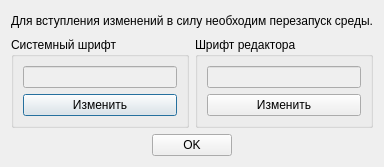
First picture: the form in dialogeditguisettings.ui, repository atikbif/relkonIDE, before the edit.
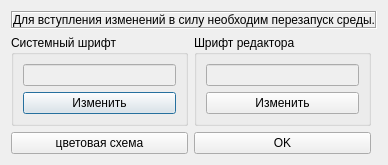
Second picture: the form after the edit.

What changed in the file:
```diff
--- a/dialogeditguisettings.ui
+++ b/dialogeditguisettings.ui
@@ -6,8 +6,8 @@
    <rect>
     <x>0</x>
     <y>0</y>
-    <width>363</width>
-    <height>164</height>
+    <width>366</width>
+    <height>163</height>
    </rect>
   </property>
   <property name="sizePolicy">
@@ -20,42 +20,21 @@
    <string>Настройка среды</string>
   </property>
   <layout class="QGridLayout" name="gridLayout_3">
-   <item row="0" column="0" colspan="2">
-    <layout class="QHBoxLayout" name="horizontalLayout">
-     <item>
-      <spacer name="horizontalSpacer">
-       <property name="orientation">
-        <enum>Qt::Horizontal</enum>
-       </property>
-       <property name="sizeHint" stdset="0">
-        <size>
-         <width>40</width>
-         <height>20</height>
-        </size>
-       </property>
-      </spacer>
-     </item>
-     <item>
+   <item row="0" column="0" colspan="3">
       <widget class="QLabel" name="label">
+     <property name="frameShape">
+      <enum>QFrame::Box</enum>
+     </property>
+     <property name="frameShadow">
+      <enum>QFrame::Sunken</enum>
+     </property>
        <property name="text">
         <string>Для вступления изменений в силу необходим перезапуск среды.</string>
        </property>
-      </widget>
-     </item>
-     <item>
-      <spacer name="horizontalSpacer_2">
-       <property name="orientation">
-        <enum>Qt::Horizontal</enum>
-       </property>
-       <property name="sizeHint" stdset="0">
-        <size>
-         <width>40</width>
-         <height>20</height>
-        </size>
-       </property>
-      </spacer>
-     </item>
-    </layout>
+     <property name="alignment">
+      <set>Qt::AlignCenter</set>
+     </property>
+    </widget>
    </item>
    <item row="1" column="0">
     <widget class="QGroupBox" name="groupBox">
@@ -115,42 +94,19 @@
      </layout>
     </widget>
    </item>
-   <item row="2" column="0" colspan="2">
-    <layout class="QHBoxLayout" name="horizontalLayout_2">
-     <item>
-      <spacer name="horizontalSpacer_3">
-       <property name="orientation">
-        <enum>Qt::Horizontal</enum>
-       </property>
-       <property name="sizeHint" stdset="0">
-        <size>
-         <width>40</width>
-         <height>20</height>
-        </size>
-       </property>
-      </spacer>
-     </item>
-     <item>
+   <item row="2" column="1">
       <widget class="QPushButton" name="pushButtonOK">
        <property name="text">
         <string>OK</string>
        </property>
       </widget>
      </item>
-     <item>
-      <spacer name="horizontalSpacer_4">
-       <property name="orientation">
-        <enum>Qt::Horizontal</enum>
-       </property>
-       <property name="sizeHint" stdset="0">
-        <size>
-         <width>40</width>
-         <height>20</height>
-        </size>
-       </property>
-      </spacer>
-     </item>
-    </layout>
+   <item row="2" column="0">
+    <widget class="QPushButton" name="pushButtonColors">
+     <property name="text">
+      <string>цветовая схема</string>
+     </property>
+    </widget>
    </item>
   </layout>
  </widget>
```
Left out of the diff: 14 changed lines with no effect on the pictures. Lines whose indentation alone changed are shown as unchanged.
